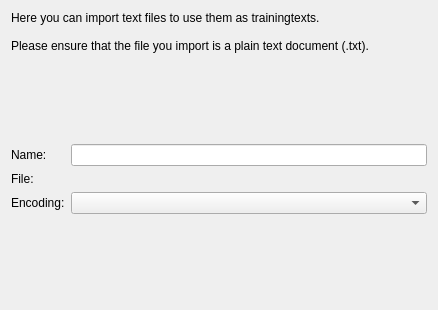
Qt form simon/src/simonmodelmanagementui/ImportTrainingTexts/importtrainingtextlocalpage.ui (KDE/simon) before a commit.
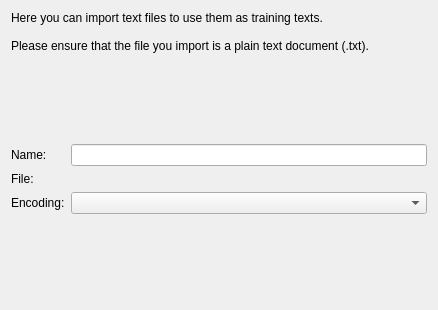
The same form after that commit. Custom widgets are drawn as their Qt base class.

```diff
--- a/simon/src/simonmodelmanagementui/ImportTrainingTexts/importtrainingtextlocalpage.ui
+++ b/simon/src/simonmodelmanagementui/ImportTrainingTexts/importtrainingtextlocalpage.ui
@@ -17,7 +17,7 @@
    <item>
     <widget class="QLabel" name="lbDesc">
      <property name="text">
-      <string>Here you can import text files to use them as trainingtexts.
+      <string>Here you can import text files to use them as training texts.
 
 Please ensure that the file you import is a plain text document (.txt).</string>
      </property>
```
Left out of the diff: 2 changed lines with no effect on the pictures.
